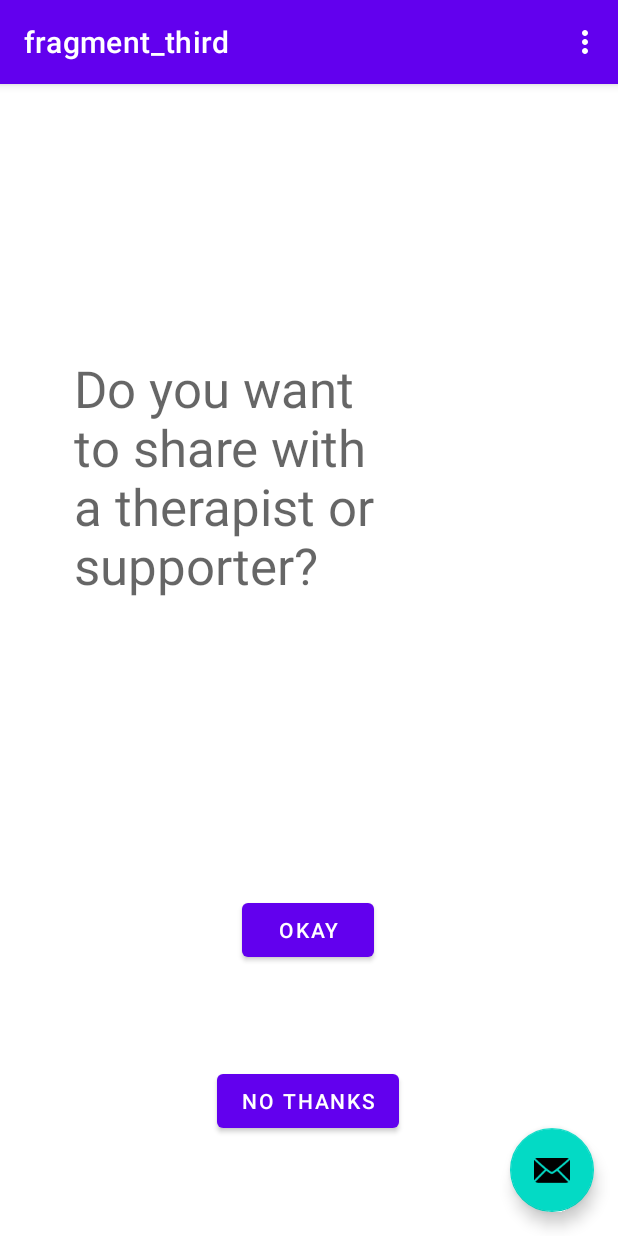
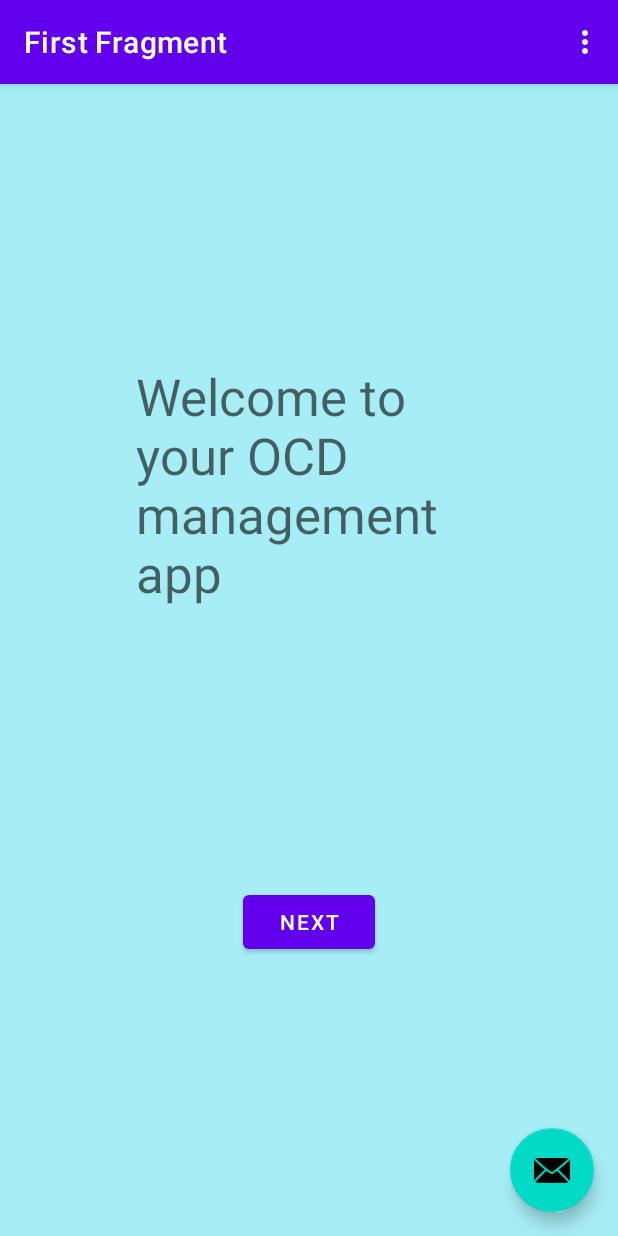
Before and after one commit to lucyporte/InControl, an Android app: the screen it shows after launch (MainActivity), on a phone screen of 412 x 824 dp. Run offline under Robolectric (Android 15) with nearby library versions, the phone set to English and light mode, and no system bars; our stand-ins replace navigation-ui.

Commit message:
Send data from fragment to textview, some re-do of nav graph

```diff
--- a/app/src/main/java/com/example/incontrol/ThirdFragment.java
+++ b/app/src/main/java/com/example/incontrol/ThirdFragment.java
@@ -30,12 +30,20 @@ public class ThirdFragment extends Fragment {
     public void onViewCreated(@NonNull View view, Bundle savedInstanceState) {
         super.onViewCreated(view, savedInstanceState);
 
-        binding.buttonThirdAlt.setOnClickListener(new View.OnClickListener() {
+        binding.buttonThird.setOnClickListener(new View.OnClickListener() {
             @Override
             public void onClick(View view) {
                 NavHostFragment.findNavController(ThirdFragment.this)
-                        .navigate(R.id.action_ThirdFragment_to_FirstFragment);
+                        .navigate(R.id.action_thirdFragment_to_seventhFragment);
             }
         });
+
+//        binding.buttonThirdAlt.setOnClickListener(new View.OnClickListener() {
+//            @Override
+//            public void onClick(View view) {
+//                NavHostFragment.findNavController(ThirdFragment.this)
+//                        .navigate(R.id.action_ThirdFragment_to_FirstFragment);
+//            }
+//        });
     }
 }
--- a/app/src/main/res/navigation/nav_graph.xml
+++ b/app/src/main/res/navigation/nav_graph.xml
@@ -3,7 +3,7 @@
     xmlns:app="http://schemas.android.com/apk/res-auto"
     xmlns:tools="http://schemas.android.com/tools"
     android:id="@+id/action_FourthFragment_to_ThirdFragment"
-    app:startDestination="@id/thirdFragment">
+    app:startDestination="@id/FirstFragment">
 
     <fragment
         android:id="@+id/FirstFragment"
@@ -14,9 +14,9 @@
         <action
             android:id="@+id/action_FirstFragment_to_FifthFragment"
             app:destination="@id/fifthFragment" />
-        <action
-            android:id="@+id/action_FirstFragment_to_sixthFragment"
-            app:destination="@id/sixthFragment" />
+<!--        <action-->
+<!--            android:id="@+id/action_FirstFragment_to_sixthFragment"-->
+<!--            app:destination="@id/sixthFragment" />-->
     </fragment>
     <fragment
         android:id="@+id/SecondFragment"
@@ -33,9 +33,14 @@
         android:name="com.example.incontrol.ThirdFragment"
         android:label="fragment_third"
         tools:layout="@layout/fragment_third">
+<!--        <action-->
+<!--            android:id="@+id/action_ThirdFragment_to_FirstFragment"-->
+<!--            app:destination="@id/FirstFragment" />-->
         <action
-            android:id="@+id/action_ThirdFragment_to_FirstFragment"
-            app:destination="@id/FirstFragment" />
+            android:id="@+id/action_thirdFragment_to_seventhFragment"
+            app:destination="@id/seventhFragment"
+            app:enterAnim="@anim/nav_default_pop_enter_anim"
+            app:popEnterAnim="@animator/nav_default_pop_enter_anim" />
     </fragment>
     <fragment
         android:id="@+id/fourthFragment"
@@ -45,13 +50,13 @@
         <action
             android:id="@+id/action_fourthFragment_to_thirdFragment"
             app:destination="@id/thirdFragment" />
-        <action
-            android:id="@+id/action_fourthFragment_to_SecondFragment"
-            app:destination="@id/SecondFragment"
-            app:enterAnim="@anim/nav_default_enter_anim" />
-        <action
-            android:id="@+id/action_fourthFragment_to_SecondFragment2"
-            app:destination="@id/SecondFragment" />
+<!--        <action>-->
+<!--            android:id="@+id/action_fourthFragment_to_SecondFragment"-->
+<!--            app:destination="@id/SecondFragment"-->
+<!--            app:enterAnim="@anim/nav_default_enter_anim" />-->
+<!--        <action-->
+<!--            android:id="@+id/action_fourthFragment_to_SecondFragment2"-->
+<!--            app:destination="@id/SecondFragment" />-->
     </fragment>
     <fragment
         android:id="@+id/fifthFragment"
@@ -76,8 +81,17 @@
         android:id="@+id/sixthFragment"
         android:name="com.example.incontrol.SixthFragment"
         android:label="SixthFragment" >
+<!--        <action-->
+<!--            android:id="@+id/action_sixthFragment_to_SecondFragment"-->
+<!--            app:destination="@id/SecondFragment" />-->
+    </fragment>
+    <fragment
+        android:id="@+id/seventhFragment"
+        android:name="com.example.incontrol.SeventhFragment"
+        android:label="fragment_seventh"
+        tools:layout="@layout/fragment_seventh" >
         <action
-            android:id="@+id/action_sixthFragment_to_SecondFragment"
-            app:destination="@id/SecondFragment" />
+            android:id="@+id/action_seventhFragment_to_FirstFragment"
+            app:destination="@id/FirstFragment" />
     </fragment>
 </navigation>
--- /dev/null
+++ b/app/src/main/res/values/ids.xml
@@ -0,0 +1,4 @@
+<?xml version="1.0" encoding="utf-8"?>
+<resources>
+    <item name="action_ThirdFragment_to_SeventhFragment" type="id" />
+</resources>
--- a/app/src/main/res/values/strings.xml
+++ b/app/src/main/res/values/strings.xml
@@ -33,4 +33,7 @@
     <string name="login_failed">"Login failed"</string>
     <string name="log">Login or Register</string>
     <string name="note_elaborate">You can add a note here if you want, eg elaborate on how you\'re feeling or whether you\'re experiencing any symptoms, etc</string>
+    <string name="back">Back</string>
+    <string name="data_text">Data text</string>
+    <string name="alt_data_text">Alt Data Text</string>
 </resources>
```
Also changed, not shown: app/src/main/java/com/example/incontrol/FourthFragment.java (+9 -9 lines), app/src/main/java/com/example/incontrol/SeventhFragment.java (added, +62 -0 lines), app/src/main/java/com/example/incontrol/SixthFragment.java (+7 -7 lines), app/src/main/res/layout/fragment_seventh.xml (added, +46 -0 lines).
